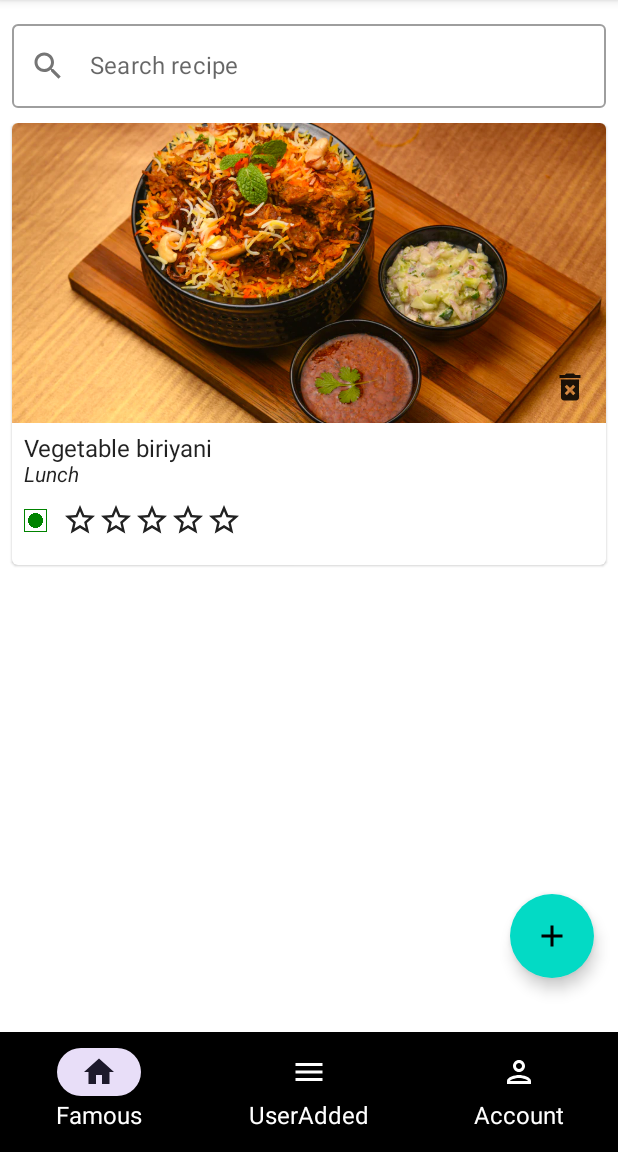
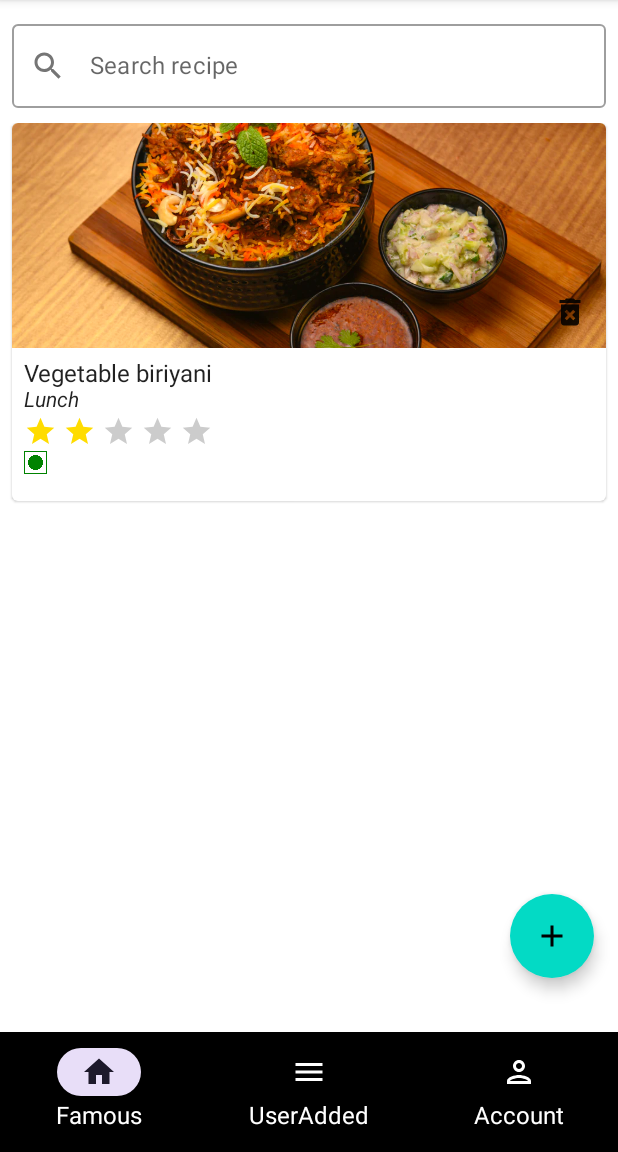
Before and after one commit to AnusreeSajeevan/KeralaRecipeMasterUser, an Android app built with Jetpack Compose: the screen it shows after launch (HomeActivity), on a phone screen of 412 x 824 dp, the part 84-1236 px from its top. Run offline under Robolectric (Android 15) with nearby library versions, the phone set to English and light mode, and no system bars; our stand-ins replace Dagger/Hilt's generated code, Room's generated code.

Commit message:
Added ratingbar

```diff
--- /dev/null
+++ b/app/src/main/java/com/keralarecipemaster/admin/presentation/ui/RatingBarComponent.kt
@@ -0,0 +1,87 @@
+package com.keralarecipemaster.admin.presentation.ui
+
+import android.R
+import android.view.MotionEvent
+import androidx.compose.animation.core.Spring
+import androidx.compose.animation.core.animateDpAsState
+import androidx.compose.animation.core.spring
+import androidx.compose.foundation.layout.Arrangement
+import androidx.compose.foundation.layout.Row
+import androidx.compose.foundation.layout.padding
+import androidx.compose.foundation.layout.size
+import androidx.compose.material.Icon
+import androidx.compose.runtime.*
+import androidx.compose.ui.Alignment
+import androidx.compose.ui.ExperimentalComposeUiApi
+import androidx.compose.ui.Modifier
+import androidx.compose.ui.graphics.Color
+import androidx.compose.ui.graphics.painter.Painter
+import androidx.compose.ui.input.pointer.pointerInteropFilter
+import androidx.compose.ui.res.painterResource
+import androidx.compose.ui.unit.Dp
+import androidx.compose.ui.unit.dp
+import com.keralarecipemaster.admin.presentation.ui.view.OnRatingBarCheck
+
+@OptIn(ExperimentalComposeUiApi::class)
+@Composable
+fun RatingBarView(
+    modifier: Modifier = Modifier,
+    rating: MutableState<Int> = mutableStateOf(0),
+    isRatingEditable: Boolean = false,
+    starSize: Dp = 26.dp,
+    starsPadding: Dp = 4.dp,
+    isViewAnimated: Boolean = true,
+    numberOfStars: Int = 5,
+    starIcon: Painter = painterResource(id = R.drawable.star_off),
+    contentDescription: String = "rating",
+    ratedStarsColor: Color = Color.Yellow,
+    unRatedStarsColor: Color = Color.DarkGray,
+    viewModel: OnRatingBarCheck? = null
+) {
+    var selected by remember {
+        mutableStateOf(false)
+    }
+    val size by animateDpAsState(
+        targetValue = if (selected) (starSize + 4.dp) else starSize,
+        spring(Spring.DampingRatioLowBouncy)
+    )
+
+    Row(
+        modifier = modifier,
+        verticalAlignment = Alignment.CenterVertically,
+        horizontalArrangement = Arrangement.Start
+    ) {
+        for (star in 1..numberOfStars) {
+            Icon(
+                painter = starIcon,
+                contentDescription = contentDescription,
+                modifier = Modifier
+                    .size(if (isViewAnimated) size else starSize)
+                    .padding(end = starsPadding)
+                    .pointerInteropFilter {
+                        when (isRatingEditable) {
+                            true -> {
+                                when (it.action) {
+                                    MotionEvent.ACTION_DOWN -> {
+                                        selected = true
+                                        rating.value = star
+                                        viewModel?.onChangeRating(rating.value)
+                                    }
+                                    MotionEvent.ACTION_UP -> {
+                                        selected = false
+                                    }
+                                    MotionEvent.ACTION_CANCEL -> {
+                                        selected = false
+                                    }
+                                }
+                            }
+                            false -> {}
+                        }
+                        isRatingEditable
+                    },
+
+                tint = if (star <= rating.value) ratedStarsColor else unRatedStarsColor
+            )
+        }
+    }
+}
--- /dev/null
+++ b/app/src/main/java/com/keralarecipemaster/admin/presentation/ui/view/OnRatingBarCheck.kt
@@ -0,0 +1,5 @@
+package com.keralarecipemaster.admin.presentation.ui.view
+
+interface OnRatingBarCheck {
+    fun onChangeRating(rating: Int)
+}
--- a/app/src/main/java/com/keralarecipemaster/admin/presentation/ui/view/RecipeComponent.kt
+++ b/app/src/main/java/com/keralarecipemaster/admin/presentation/ui/view/RecipeComponent.kt
@@ -6,12 +6,10 @@ import androidx.compose.material.Card
 import androidx.compose.material.Icon
 import androidx.compose.material.IconButton
 import androidx.compose.material.Text
-import androidx.compose.runtime.Composable
-import androidx.compose.runtime.getValue
-import androidx.compose.runtime.mutableStateOf
-import androidx.compose.runtime.remember
+import androidx.compose.runtime.*
 import androidx.compose.ui.Alignment
 import androidx.compose.ui.Modifier
+import androidx.compose.ui.graphics.Color
 import androidx.compose.ui.layout.ContentScale
 import androidx.compose.ui.res.painterResource
 import androidx.compose.ui.text.TextStyle
@@ -20,6 +18,7 @@ import androidx.compose.ui.unit.dp
 import androidx.compose.ui.unit.sp
 import com.keralarecipemaster.admin.R
 import com.keralarecipemaster.admin.domain.model.RecipeEntity
+import com.keralarecipemaster.admin.presentation.ui.RatingBarView
 import com.keralarecipemaster.admin.presentation.viewmodel.RecipeListViewModel
 import com.keralarecipemaster.admin.utils.Diet
 
@@ -34,7 +33,7 @@ fun RecipeComponent(recipe: RecipeEntity, recipeViewModel: RecipeListViewModel)
                     ),
                     contentDescription = null,
                     modifier = Modifier
-                        .height(200.dp)
+                        .height(150.dp)
                         .fillMaxWidth(),
                     contentScale = ContentScale.Crop
                 )
@@ -59,62 +58,32 @@ fun RecipeComponent(recipe: RecipeEntity, recipeViewModel: RecipeListViewModel)
                     text = recipe.mealType.type,
                     style = TextStyle(fontSize = 14.sp, fontStyle = FontStyle.Italic)
                 )
-                Spacer(modifier = Modifier.height(10.dp))
 
                 val dietLogo = if (recipe.diet.type == Diet.NON_VEG.type) {
                     R.drawable.ic_non_veg
                 } else {
                     R.drawable.ic_veg
                 }
-
-                Row( verticalAlignment = Alignment.CenterVertically) {
+                RatingBarView(
+                    rating = remember {
+                        mutableStateOf(recipe.rating)
+                    },
+                    isRatingEditable = false,
+                    ratedStarsColor = Color(255, 220, 0),
+                    starIcon = painterResource(id = R.drawable.ic_star_filled),
+                    unRatedStarsColor = Color.LightGray
+                )
                 Image(
                     painter = painterResource(id = dietLogo),
                     contentDescription = null,
                     modifier = Modifier
                         .height(15.dp)
-                            .width(15.dp),
+                        .width(15.dp)
 
                 )
-                    Spacer(modifier = Modifier.size(10.dp))
-                    RatingBar(recipe.rating)
-                }
             }
 
             Spacer(modifier = Modifier.height(10.dp))
         }
     }
 }
-
-@Composable
-fun RatingBar(rating: Int) {
-    val ratingState by remember {
-        mutableStateOf(rating)
-    }
-    for (i in 1..5) {
-        Icon(painter = painterResource(id = R.drawable.ic_star_border), contentDescription = null)
-    }
-}
-/*
-@Composable
-@Preview(showBackground = true)
-fun previewRecipe() {
-    RecipeComponent(
-        recipe = Recipe(
-            id = 4,
-            recipeName = "recipeName",
-            description = "description",
-            ingredients = listOf("ingredients"),
-            preparationMethod = "preparationMethod",
-            image = "imageUrl",
-            restaurantName = "restaurantName",
-            restaurantLatitude = "latitude",
-            restaurantLongitude = "longitude",
-            restaurantState = "state",
-            mealType = Meal.DINNER,
-            diet = Diet.VEG,
-            addedBy = UserType.ADMIN.name
-        ),
-        recipeViewModel =
-    )
-}*/
```
Also changed, not shown: app/src/main/java/com/keralarecipemaster/admin/presentation/ui/AddRecipeDetailsScreen.kt (renamed from app/src/main/java/com/keralarecipemaster/admin/presentation/ui/AddRecipeScreen.kt, +17 -47 lines), app/src/main/java/com/keralarecipemaster/admin/presentation/viewmodel/AddRecipeViewModel.kt (+14 -2 lines). Lines whose indentation alone changed are shown as unchanged.
